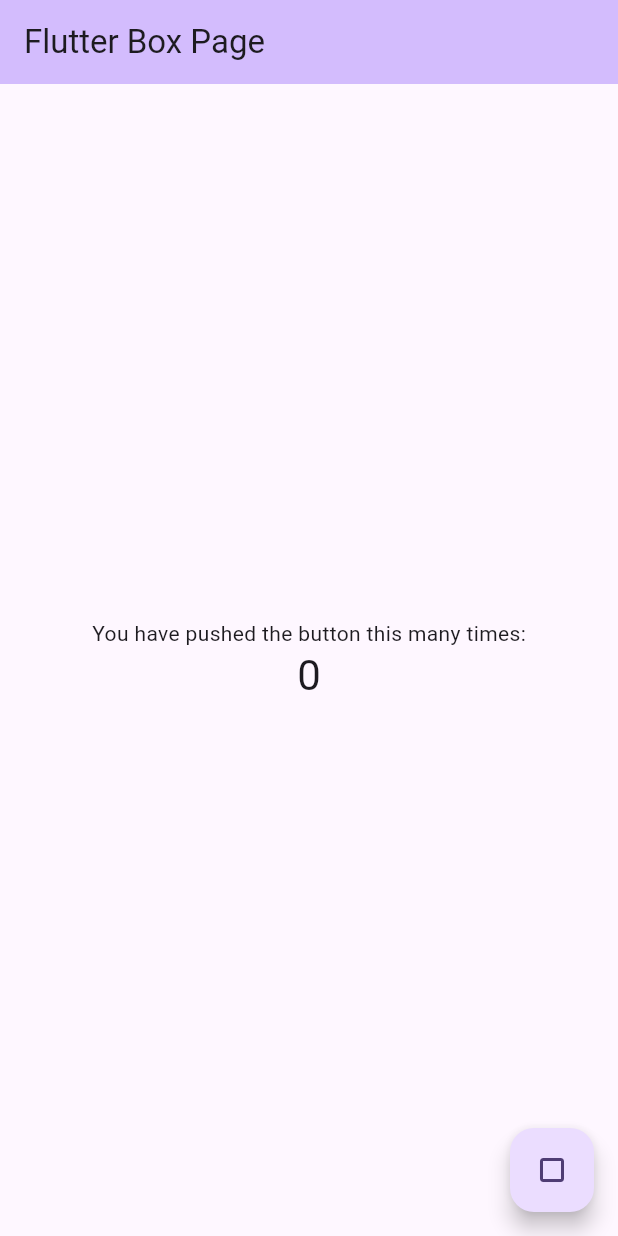
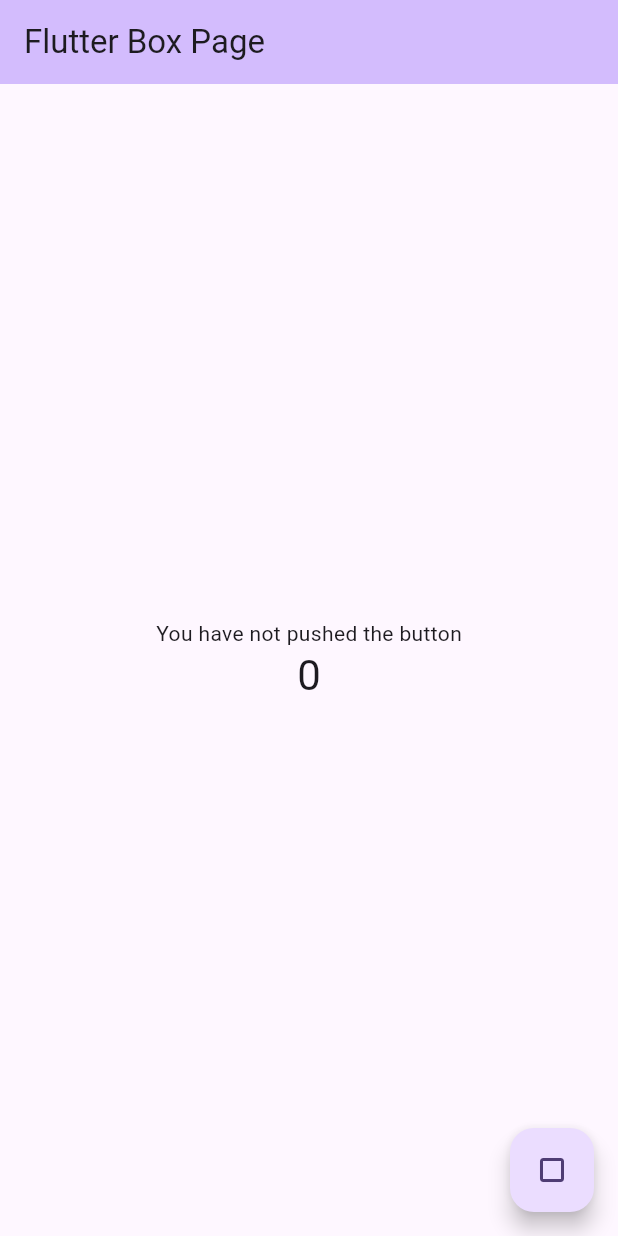
Before and after one commit to P0labrD/flutter_box, a Flutter app: the screen it shows after launch, on a phone screen of 412 x 824 dp. Run offline on Flutter 3.47's test engine with Material 2 defaults, Android fonts, the phone set to English and light mode, and no system bars.

```diff
--- a/lib/main.dart
+++ b/lib/main.dart
@@ -92,7 +92,7 @@
           mainAxisAlignment: MainAxisAlignment.center,
           children: <Widget>[
             const Text(
-              'You have pushed the button this many times:',
+              'You have not pushed the button',
             ),
             Text(
               '$_counter',
```
